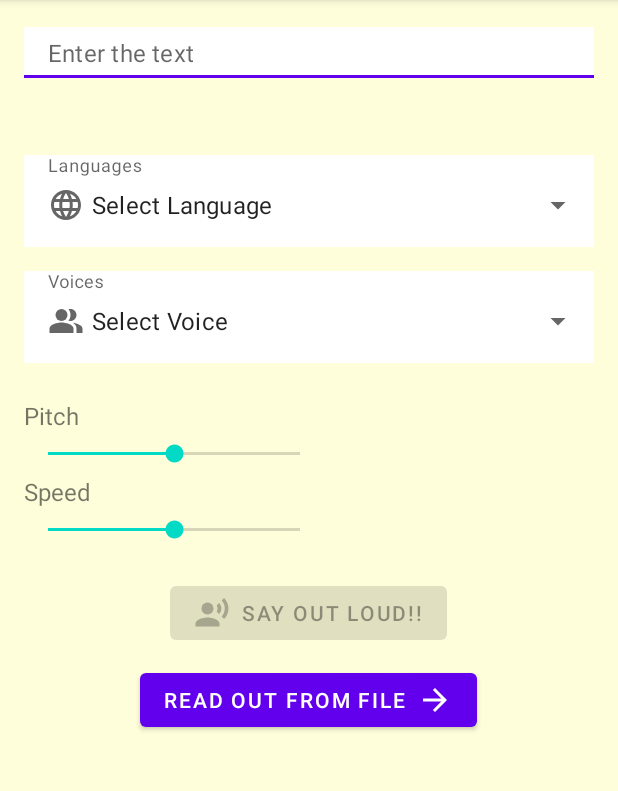
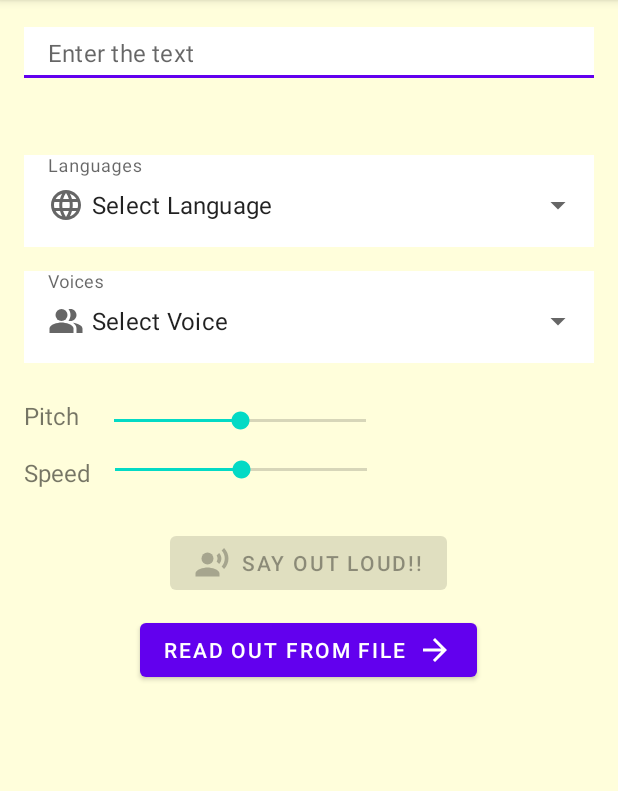
Before and after one commit to ilkayalbayrak/SPR_Project, an Android app: the screen it shows after launch (MainActivity), on a phone screen of 412 x 824 dp, the part 84-875 px from its top. Run offline under Robolectric (Android 15) with nearby library versions, the phone set to English and light mode, and no system bars.

Commit message:
Problem Fixes v2

```diff
--- a/app/src/main/java/com/example/text2speechproject/MainActivity.java
+++ b/app/src/main/java/com/example/text2speechproject/MainActivity.java
@@ -43,7 +43,6 @@ import java.util.UUID;
 
 public class MainActivity extends AppCompatActivity implements TextToSpeech.OnInitListener{
 
-    private static final String TTS_SERIALIZATION_KEY = "tts_serialization_key";
     private static final String READ_OUT_FROM_FILE_FRAGMENT = "read_out_from_file_fragment";
 
     private TextToSpeech mTts;
@@ -85,13 +84,10 @@ public class MainActivity extends AppCompatActivity implements TextToSpeech.OnIn
         mSeekBarPitch = findViewById(R.id.seek_bar_pitch);
         mSeekBarSpeed = findViewById(R.id.seek_bar_speed);
         mHighlightedTextDisplay = findViewById(R.id.textView_highlight);
-//        mRadioGroupLanguages = findViewById(R.id.radioGroup_languages);
-//        mRadioGroupVoices = findViewById(R.id.radioGroup_voices);
         mAutoCompleteLanguages = findViewById(R.id.autoComplete_languages);
         mAutoCompleteVoices = findViewById(R.id.autoComplete_voices);
 
         checkPermissions();
-
 
 
             ArrayAdapter<CharSequence> adapterLanguage = ArrayAdapter.createFromResource(this,R.array.array_languages,R.layout.dropdown_item);
@@ -399,7 +395,6 @@ public class MainActivity extends AppCompatActivity implements TextToSpeech.OnIn
 
             // this method requires min API 26, it could be used for functionalities
             // such as highlighting the part of the text that is being synthesized
-            // However, this app is min API 23
 
             @RequiresApi(Build.VERSION_CODES.O)
             @Override
--- a/app/src/main/res/layout/activity_main.xml
+++ b/app/src/main/res/layout/activity_main.xml
@@ -190,12 +190,16 @@
             app:layout_constraintStart_toStartOf="parent"
             app:layout_constraintTop_toBottomOf="@+id/linearLayout">
 
-
-
+            <LinearLayout
+                android:layout_width="match_parent"
+                android:layout_height="wrap_content"
+                android:orientation="horizontal"
+                android:layout_marginBottom="9dp">
                 <TextView
                     android:layout_width="wrap_content"
                     android:layout_height="wrap_content"
                     android:text="@string/pitch"
+                    android:layout_marginEnd="7dp"
                     android:textSize="16sp" />
 
                 <SeekBar
@@ -205,6 +209,12 @@
                     android:layout_marginTop="5dp"
                     android:progress="50" />
 
+            </LinearLayout>
+
+            <LinearLayout
+                android:layout_width="match_parent"
+                android:layout_height="wrap_content"
+                android:orientation="horizontal">
                 <TextView
                     android:layout_width="wrap_content"
                     android:layout_height="wrap_content"
@@ -218,7 +228,7 @@
                     android:layout_height="wrap_content"
                     android:layout_marginTop="5dp"
                     android:progress="50" />
-
+            </LinearLayout>
 
         </LinearLayout>
 
```
Lines whose indentation alone changed are shown as unchanged.
